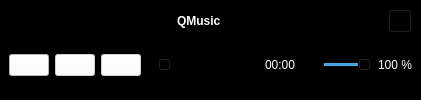
dm67x/qmusic, file mainwindow.ui: the form before one commit.
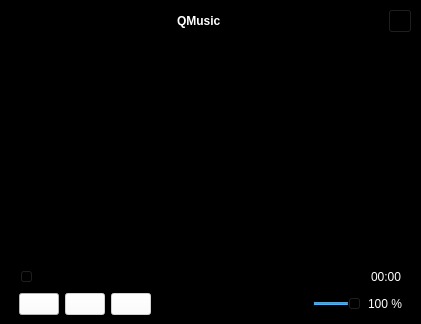
The form after the commit. Icons and pictures are not drawn.

Commit message: Update GUI and add list for multiple songs addition

Diff of the .ui file:
```diff
--- a/mainwindow.ui
+++ b/mainwindow.ui
@@ -7,7 +7,7 @@
     <x>0</x>
     <y>0</y>
     <width>421</width>
-    <height>100</height>
+    <height>324</height>
    </rect>
   </property>
   <property name="minimumSize">
@@ -18,8 +18,8 @@
   </property>
   <property name="maximumSize">
    <size>
-    <width>421</width>
-    <height>100</height>
+    <width>9999</width>
+    <height>9999</height>
    </size>
   </property>
   <property name="windowTitle">
@@ -116,8 +116,142 @@
       </item>
      </layout>
     </item>
+    <item>
+     <layout class="QHBoxLayout" name="horizontalLayout_3">
+      <item>
+       <spacer name="horizontalSpacer_10">
+        <property name="orientation">
+         <enum>Qt::Horizontal</enum>
+        </property>
+        <property name="sizeType">
+         <enum>QSizePolicy::Fixed</enum>
+        </property>
+        <property name="sizeHint" stdset="0">
+         <size>
+          <width>10</width>
+          <height>20</height>
+         </size>
+        </property>
+       </spacer>
+      </item>
+      <item>
+       <widget class="QListWidget" name="musicList">
+        <property name="styleSheet">
+         <string notr="true">color: rgb(255, 255, 255);</string>
+        </property>
+       </widget>
+      </item>
+      <item>
+       <spacer name="horizontalSpacer_8">
+        <property name="orientation">
+         <enum>Qt::Horizontal</enum>
+        </property>
+        <property name="sizeType">
+         <enum>QSizePolicy::Fixed</enum>
+        </property>
+        <property name="sizeHint" stdset="0">
+         <size>
+          <width>10</width>
+          <height>20</height>
+         </size>
+        </property>
+       </spacer>
+      </item>
+     </layout>
+    </item>
+    <item>
+     <layout class="QHBoxLayout" name="horizontalLayout_4">
+      <item>
+       <spacer name="horizontalSpacer_7">
+        <property name="orientation">
+         <enum>Qt::Horizontal</enum>
+        </property>
+        <property name="sizeType">
+         <enum>QSizePolicy::Fixed</enum>
+        </property>
+        <property name="sizeHint" stdset="0">
+         <size>
+          <width>10</width>
+          <height>20</height>
+         </size>
+        </property>
+       </spacer>
+      </item>
+      <item>
+       <widget class="QSlider" name="positionSlider">
+        <property name="sizePolicy">
+         <sizepolicy hsizetype="Expanding" vsizetype="Fixed">
+          <horstretch>0</horstretch>
+          <verstretch>0</verstretch>
+         </sizepolicy>
+        </property>
+        <property name="orientation">
+         <enum>Qt::Horizontal</enum>
+        </property>
+       </widget>
+      </item>
+      <item>
+       <spacer name="horizontalSpacer_4">
+        <property name="orientation">
+         <enum>Qt::Horizontal</enum>
+        </property>
+        <property name="sizeType">
+         <enum>QSizePolicy::Fixed</enum>
+        </property>
+        <property name="sizeHint" stdset="0">
+         <size>
+          <width>10</width>
+          <height>20</height>
+         </size>
+        </property>
+       </spacer>
+      </item>
+      <item>
+       <widget class="QLabel" name="durationLbl">
+        <property name="styleSheet">
+         <string notr="true">color: rgb(255, 255, 255);</string>
+        </property>
+        <property name="text">
+         <string>00:00</string>
+        </property>
+       </widget>
+      </item>
+      <item>
+       <spacer name="horizontalSpacer_9">
+        <property name="orientation">
+         <enum>Qt::Horizontal</enum>
+        </property>
+        <property name="sizeType">
+         <enum>QSizePolicy::Fixed</enum>
+        </property>
+        <property name="sizeHint" stdset="0">
+         <size>
+          <width>10</width>
+          <height>20</height>
+         </size>
+        </property>
+       </spacer>
+      </item>
+     </layout>
+    </item>
     <item>
      <layout class="QHBoxLayout" name="horizontalLayout">
+      <item>
+       <spacer name="horizontalSpacer_5">
+        <property name="orientation">
+         <enum>Qt::Horizontal</enum>
+        </property>
+        <property name="sizeType">
+         <enum>QSizePolicy::Fixed</enum>
+        </property>
+        <property name="sizeHint" stdset="0">
+         <size>
+          <width>10</width>
+          <height>20</height>
+         </size>
+        </property>
+       </spacer>
+      </item>
       <item>
        <widget class="QPushButton" name="openBtn">
         <property name="styleSheet">
@@ -166,52 +300,13 @@
         </property>
        </widget>
       </item>
-      <item>
-       <spacer name="horizontalSpacer_4">
-        <property name="orientation">
-         <enum>Qt::Horizontal</enum>
-        </property>
-        <property name="sizeType">
-         <enum>QSizePolicy::Fixed</enum>
-        </property>
-        <property name="sizeHint" stdset="0">
-         <size>
-          <width>10</width>
-          <height>20</height>
-         </size>
-        </property>
-       </spacer>
-      </item>
-      <item>
-       <widget class="QSlider" name="positionSlider">
-        <property name="sizePolicy">
-         <sizepolicy hsizetype="Expanding" vsizetype="Fixed">
-          <horstretch>0</horstretch>
-          <verstretch>0</verstretch>
-         </sizepolicy>
-        </property>
-        <property name="orientation">
-         <enum>Qt::Horizontal</enum>
-        </property>
-       </widget>
-      </item>
-      <item>
-       <widget class="QLabel" name="durationLbl">
-        <property name="styleSheet">
-         <string notr="true">color: rgb(255, 255, 255);</string>
-        </property>
-        <property name="text">
-         <string>00:00</string>
-        </property>
-       </widget>
-      </item>
       <item>
        <spacer name="horizontalSpacer">
         <property name="orientation">
          <enum>Qt::Horizontal</enum>
         </property>
         <property name="sizeType">
-         <enum>QSizePolicy::Minimum</enum>
+         <enum>QSizePolicy::Expanding</enum>
         </property>
         <property name="sizeHint" stdset="0">
          <size>
@@ -256,6 +351,22 @@
         </property>
        </widget>
       </item>
+      <item>
+       <spacer name="horizontalSpacer_6">
+        <property name="orientation">
+         <enum>Qt::Horizontal</enum>
+        </property>
+        <property name="sizeType">
+         <enum>QSizePolicy::Fixed</enum>
+        </property>
+        <property name="sizeHint" stdset="0">
+         <size>
+          <width>10</width>
+          <height>20</height>
+         </size>
+        </property>
+       </spacer>
+      </item>
      </layout>
     </item>
    </layout>
```
The commit also changes 3 other files.
